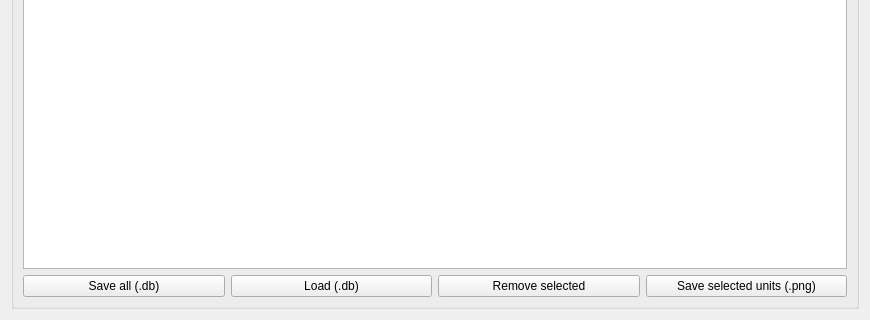
First picture: the form in iris/resources/dataHub_image.ui, repository The-Thomas-Lab-UCL/orm-iris, before the edit; both pictures show x 0 to 870 and y 167 to 487 of the 870 by 487 pixel window.
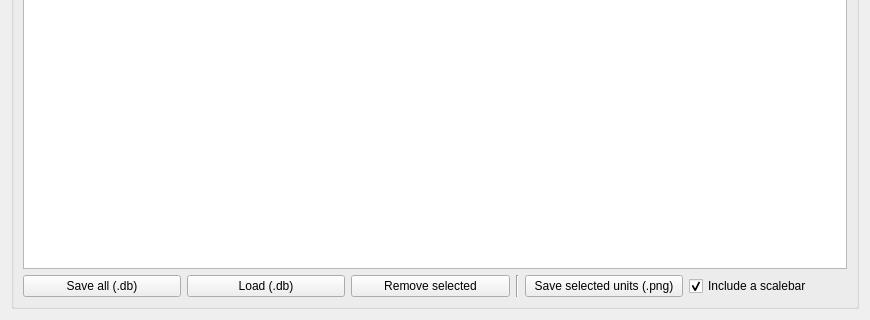
Second picture: the form after the edit.

Commit message: Added: Option to append a scalebar for image export

Patch:
```diff
--- a/iris/resources/dataHub_image.ui
+++ b/iris/resources/dataHub_image.ui
@@ -59,6 +59,13 @@
               </property>
              </widget>
             </item>
+            <item>
+             <widget class="Line" name="line">
+              <property name="orientation">
+               <enum>Qt::Orientation::Vertical</enum>
+              </property>
+             </widget>
+            </item>
             <item>
              <widget class="QPushButton" name="btn_save_png">
               <property name="text">
@@ -66,6 +73,16 @@
               </property>
              </widget>
             </item>
+            <item>
+             <widget class="QCheckBox" name="chk_scalebar">
+              <property name="text">
+               <string>Include a scalebar</string>
+              </property>
+              <property name="checked">
+               <bool>true</bool>
+              </property>
+             </widget>
+            </item>
            </layout>
           </item>
          </layout>
```
The commit also changes 5 other files.
